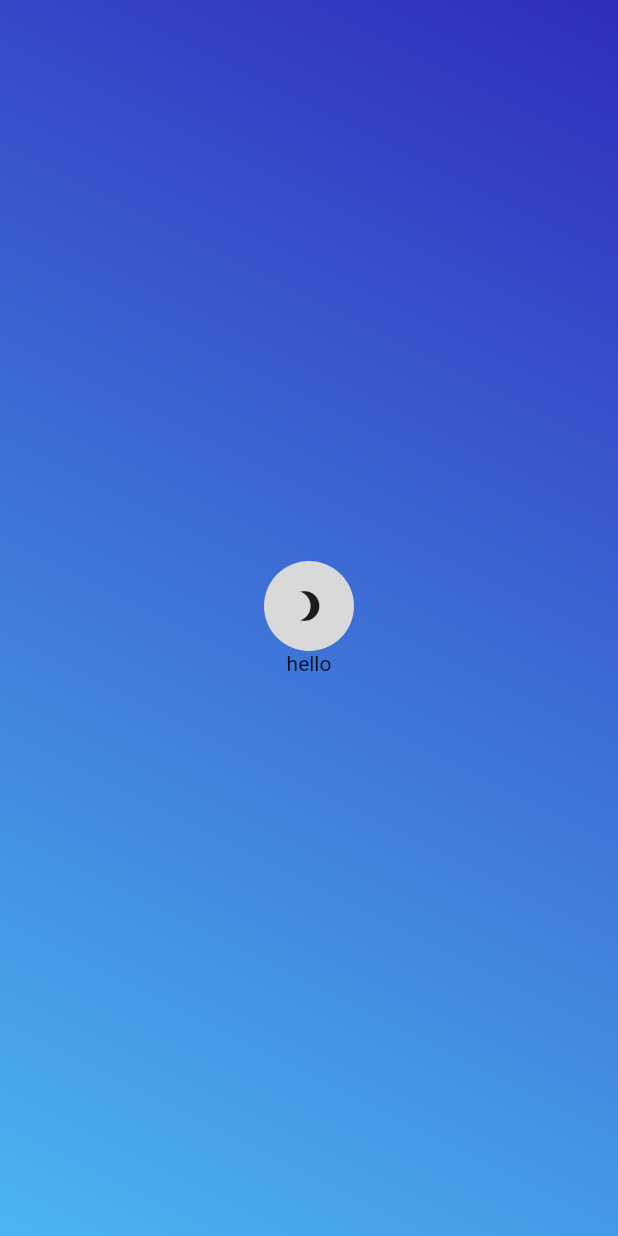
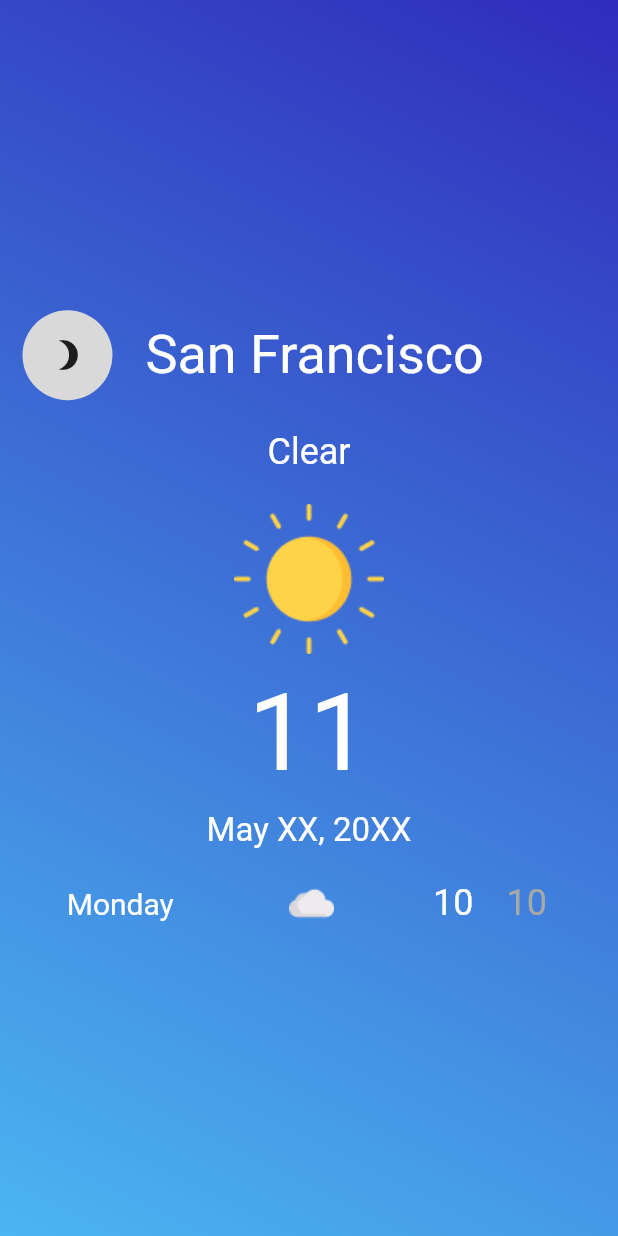
Before and after one commit to Sejimu/weather_app, a Flutter app: the screen it shows after launch, on a phone screen of 412 x 824 dp. Run offline on Flutter 3.47's test engine with Material 2 defaults, Android fonts, the phone set to English and light mode, and no system bars; our stand-ins replace flutter_screenutil.

Commit message:
home page little UI

```diff
--- a/lib/internal/app.dart
+++ b/lib/internal/app.dart
@@ -1,4 +1,5 @@
 import 'package:flutter/material.dart';
+import 'package:flutter_screenutil/flutter_screenutil.dart';
 import 'package:weather_app_clean_architeture/presentation/widgets/home.dart';
 
 
@@ -7,9 +8,12 @@ class App extends StatelessWidget {
 
   @override
   Widget build(BuildContext context) {
-    return MaterialApp(
-      debugShowCheckedModeBanner: false,
-      home: HomePage(),
+    return ScreenUtilInit(
+      designSize: Size(375 , 800),
+      child: MaterialApp(
+        debugShowCheckedModeBanner: false,
+        home: HomePage(),
+      ),
     );
   }
 }
--- a/lib/presentation/themes/app_colors.dart
+++ b/lib/presentation/themes/app_colors.dart
@@ -10,4 +10,5 @@ abstract class AppColors{
     Color(0xff06050E),
   ];
   static const Color btnBgColor = Color(0xffD9D9D9);
+  static const Color tempColor = Color(0xffA8A8A8);
 }
--- a/lib/presentation/themes/app_fonts.dart
+++ b/lib/presentation/themes/app_fonts.dart
@@ -0,0 +1,9 @@
+import 'package:flutter/material.dart';
+
+abstract class AppFonts{
+  static TextStyle s36w400 = TextStyle(fontSize: 36, fontWeight: FontWeight.w400);
+  static TextStyle s24w400 = TextStyle(fontSize: 24, fontWeight: FontWeight.w400);
+  static TextStyle s72w700 = TextStyle(fontSize: 72, fontWeight: FontWeight.w400);
+  static TextStyle s22w400 = TextStyle(fontSize: 22, fontWeight: FontWeight.w400);
+  static TextStyle s20w400 = TextStyle(fontSize: 20, fontWeight: FontWeight.w400);
+}
--- a/lib/presentation/widgets/home.dart
+++ b/lib/presentation/widgets/home.dart
@@ -1,6 +1,9 @@
 import 'package:flutter/material.dart';
 import 'package:weather_app_clean_architeture/presentation/themes/app_colors.dart';
+import 'package:weather_app_clean_architeture/presentation/themes/app_fonts.dart';
 import 'package:weather_app_clean_architeture/presentation/widgets/switch_theme_btn.dart';
+import 'package:flutter_screenutil/flutter_screenutil.dart';
+import 'package:weather_app_clean_architeture/presentation/widgets/weather_row.dart';
 
 class HomePage extends StatefulWidget {
   const HomePage({super.key});
@@ -31,13 +34,45 @@ class _HomePageState extends State<HomePage> {
       ),
         child:  Scaffold(
           backgroundColor: Colors.transparent,
-          body: Center(
-            child: Column(
-              mainAxisAlignment: MainAxisAlignment.center,
-              children: [
-                SwitchThemeBtn(changeTheme: changeTheme , themeState: themeState ),
-                Text("hello")
-              ],
+          body: Padding(
+            padding: const EdgeInsets.all(15.0),
+            child: Center(
+              child: Column(
+                mainAxisAlignment: MainAxisAlignment.center,
+                children: [
+                  Row(
+                    mainAxisAlignment: MainAxisAlignment.start,
+                    children: [
+                      SwitchThemeBtn(changeTheme: changeTheme , themeState: themeState ),
+                      SizedBox(width: 20.w,),
+                      Text("San Francisco", style: AppFonts.s36w400.copyWith(color: Colors.white),),
+                      SizedBox(
+                        height: 20.w,
+                      ),
+                    ],
+                  ),
+                  SizedBox(
+                    height: 20.h,
+                  ),
+                  Text("Clear", style: AppFonts.s24w400.copyWith(color: Colors.white),),
+                  SizedBox(
+                    height: 20.h,
+                  ),
+                  Image.asset("assets/img/sun1.png", width: 100, height: 100,),
+                  SizedBox(
+                    height: 10.h,
+                  ),
+                  Text("11", style: AppFonts.s72w700.copyWith(color: Colors.white),),
+                  SizedBox(
+                    height: 10.h,
+                  ),
+                  Text("May XX, 20XX", style: AppFonts.s22w400.copyWith(color: Colors.white),),
+                  SizedBox(
+                    height: 20.h,
+                  ),
+                  WeatherRow(),
+                ],
+              ),
             ),
           ),
         )
--- a/lib/presentation/widgets/switch_theme_btn.dart
+++ b/lib/presentation/widgets/switch_theme_btn.dart
@@ -24,7 +24,6 @@ class _SwitchThemeBtnState extends State<SwitchThemeBtn> {
       decoration: BoxDecoration(
         color: AppColors.btnBgColor,
         borderRadius: BorderRadius.circular(50),
-
       ),
       child: IconButton(onPressed: widget.changeTheme, icon: Icon(widget.themeState ? Icons.brightness_3 : Icons.brightness_4)),
     );
--- /dev/null
+++ b/lib/presentation/widgets/weather_row.dart
@@ -0,0 +1,22 @@
+import 'package:flutter/material.dart';
+import 'package:weather_app_clean_architeture/presentation/widgets/weather_row_item.dart';
+
+
+
+class WeatherRow extends StatefulWidget {
+  const WeatherRow({super.key});
+
+  @override
+  State<WeatherRow> createState() => _WeatherRowState();
+}
+
+class _WeatherRowState extends State<WeatherRow> {
+  @override
+  Widget build(BuildContext context) {
+    return Row(
+      children: [
+        WeatherRowItem()
+      ],
+    );
+  }
+}
--- /dev/null
+++ b/lib/presentation/widgets/weather_row_item.dart
@@ -0,0 +1,51 @@
+import 'package:flutter/material.dart';
+import 'package:flutter_screenutil/flutter_screenutil.dart';
+import 'package:weather_app_clean_architeture/presentation/themes/app_colors.dart';
+import 'package:weather_app_clean_architeture/presentation/themes/app_fonts.dart';
+
+class WeatherRowItem extends StatefulWidget {
+  const WeatherRowItem({super.key});
+
+  @override
+  State<WeatherRowItem> createState() => _WeatherRowItemState();
+}
+
+class _WeatherRowItemState extends State<WeatherRowItem> {
+  @override
+  Widget build(BuildContext context) {
+    return Container(
+      width: 345.w,
+      child: Row(
+        mainAxisAlignment: MainAxisAlignment.center,
+        children: [
+          // Container(
+          //   height: 2,
+          //   color: Color(0xff949494),
+          // ),
+          Text(
+            "Monday",
+            style: AppFonts.s20w400.copyWith(color: Colors.white),
+          ),
+          SizedBox(
+            width: 70.w,
+          ),
+          Image.asset("assets/img/cloud1.png"),
+          SizedBox(
+            width: 60.w,
+          ),
+          Text(
+            "10",
+            style: AppFonts.s24w400.copyWith(color: Colors.white),
+          ),
+          SizedBox(
+            width: 20.w,
+          ),
+          Text(
+            "10",
+            style: AppFonts.s24w400.copyWith(color: AppColors.tempColor),
+          ),
+        ],
+      ),
+    );
+  }
+}
```
Also changed, not shown: pubspec.yaml (+5 -3 lines), assets/img/cloud1.png (added), assets/img/moon1.png (added), assets/img/sun1.png (added), pubspec.lock, 1 other file.
